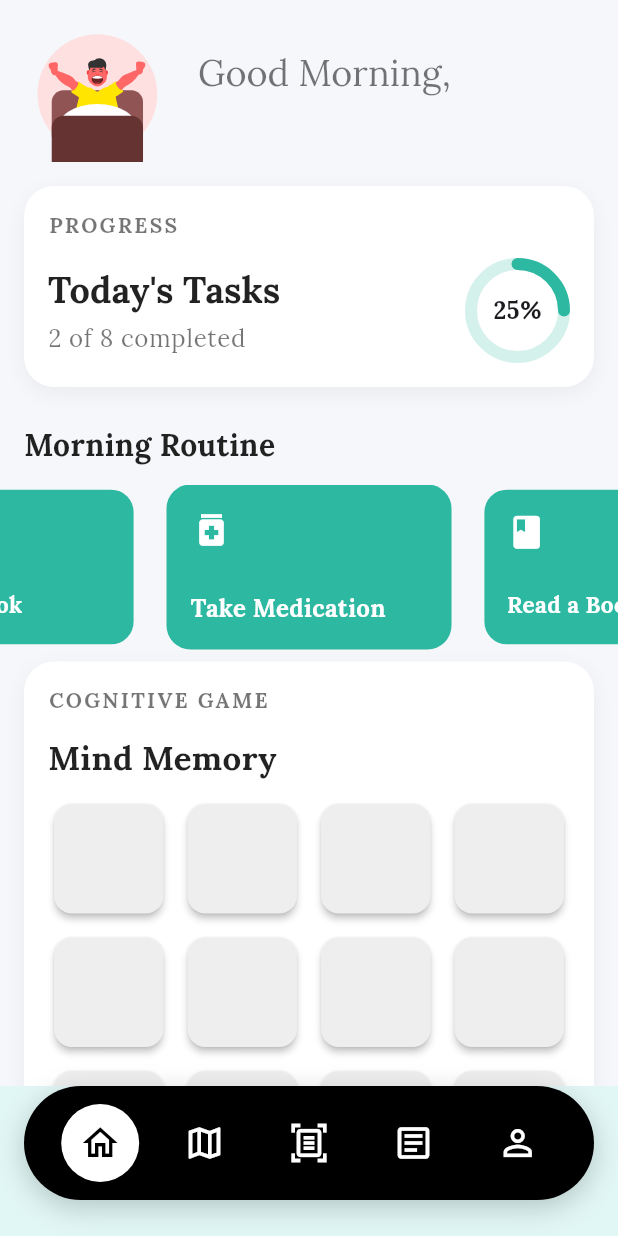
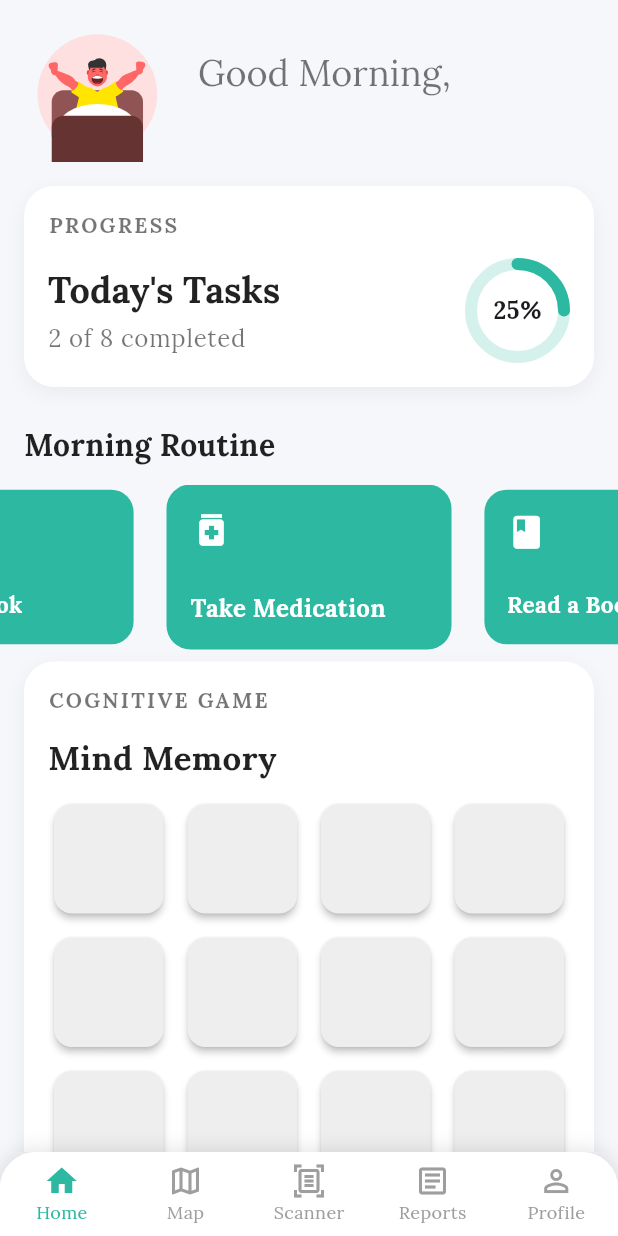
Before and after one commit to OrgBySamAndNandha/NeuroInsight, a Flutter app: the HomeView screen opened directly, on a phone screen of 412 x 824 dp. Run offline on Flutter 3.47's test engine with Material 3 defaults, Android fonts, the phone set to English and light mode, and no system bars; drawn by our look-alikes of carousel_slider, percent_indicator; our stand-ins replace cloud_firestore, firebase_auth, firebase_core, firebase_storage, font_awesome_flutter, google_fonts and 8 more; accounts and stored records are empty; project files that could hold a hidden picture were left out.

Commit message:
updated bottom nav bar with simple teal color

```diff
--- a/lib/screens/users/views/user_nav_bar.dart
+++ b/lib/screens/users/views/user_nav_bar.dart
@@ -68,100 +68,79 @@ class _HomeViewState extends State<HomeView> {
 
   @override
   Widget build(BuildContext context) {
+    const accentColor = Color(0xFF2DB8A1);
+
     return Scaffold(
-      backgroundColor: const Color(0xFFE1F7F5),
+      backgroundColor: const Color(0xFFF5F7FA), // Match the new background
       body: SafeArea(
-        bottom: false, // Ensure body content does not go behind the floating bar
+        bottom: false,
         child: _widgetOptions.elementAt(_selectedIndex),
       ),
-      bottomNavigationBar: _buildFloatingNavBar(),
-    );
-  }
-
-  Widget _buildFloatingNavBar() {
-    return Padding(
-      padding: const EdgeInsets.fromLTRB(16.0, 0, 16.0, 24.0),
-      child: Container(
-        padding: const EdgeInsets.symmetric(horizontal: 16.0, vertical: 12.0),
+      bottomNavigationBar: Container(
         decoration: BoxDecoration(
-          color: Colors.black,
-          borderRadius: BorderRadius.circular(50.0),
+          color: Colors.white,
+          borderRadius: const BorderRadius.only(
+            topLeft: Radius.circular(24),
+            topRight: Radius.circular(24),
+          ),
           boxShadow: [
             BoxShadow(
-              color: Colors.black.withOpacity(0.2),
-              blurRadius: 15,
-              offset: const Offset(0, 5),
+              color: Colors.black.withOpacity(0.1),
+              blurRadius: 10,
+              spreadRadius: 2,
             ),
           ],
         ),
-        child: Row(
-          mainAxisAlignment: MainAxisAlignment.spaceAround,
-          children: [
-            _NavBarItem(
-              icon: Icons.home_outlined,
-              isSelected: _selectedIndex == 0,
-              onTap: () => _onItemTapped(0),
+        child: ClipRRect(
+          borderRadius: const BorderRadius.only(
+            topLeft: Radius.circular(24),
+            topRight: Radius.circular(24),
           ),
-            _NavBarItem(
-              icon: Icons.map_outlined,
-              isSelected: _selectedIndex == 1,
-              onTap: () => _onItemTapped(1),
+          child: BottomNavigationBar(
+            items: const <BottomNavigationBarItem>[
+              BottomNavigationBarItem(
+                icon: Icon(Icons.home_outlined),
+                activeIcon: Icon(Icons.home),
+                label: 'Home',
               ),
-            _NavBarItem(
-              icon: Icons.document_scanner_outlined,
-              isSelected: _selectedIndex == 2,
-              onTap: () => _onItemTapped(2),
+              BottomNavigationBarItem(
+                icon: Icon(Icons.map_outlined),
+                activeIcon: Icon(Icons.map),
+                label: 'Map',
               ),
-            _NavBarItem(
-              icon: Icons.article_outlined,
-              isSelected: _selectedIndex == 3,
-              onTap: () => _onItemTapped(3),
+              BottomNavigationBarItem(
+                icon: Icon(Icons.document_scanner_outlined),
+                activeIcon: Icon(Icons.document_scanner),
+                label: 'Scanner',
               ),
-            _NavBarItem(
-              icon: Icons.person_outline,
-              isSelected: _selectedIndex == 4,
-              onTap: () => _onItemTapped(4),
+              BottomNavigationBarItem(
+                icon: Icon(Icons.article_outlined),
+                activeIcon: Icon(Icons.article),
+                label: 'Reports',
+              ),
+              BottomNavigationBarItem(
+                icon: Icon(Icons.person_outline),
+                activeIcon: Icon(Icons.person),
+                label: 'Profile',
               ),
             ],
+            currentIndex: _selectedIndex,
+            onTap: _onItemTapped,
+            backgroundColor: Colors.white,
+            type: BottomNavigationBarType.fixed,
+            selectedItemColor: accentColor,
+            unselectedItemColor: Colors.grey.shade500,
+            showSelectedLabels: true,
+            showUnselectedLabels: true,
+            selectedFontSize: 12,
+            unselectedFontSize: 12,
+            elevation: 0, // Elevation is handled by the container's shadow
+          ),
         ),
       ),
     );
   }
 }
-
-// A custom widget for each navigation bar item
-class _NavBarItem extends StatelessWidget {
-  final IconData icon;
-  final bool isSelected;
-  final VoidCallback onTap;
-
-  const _NavBarItem({
-    required this.icon,
-    required this.isSelected,
-    required this.onTap,
-  });
-
-  @override
-  Widget build(BuildContext context) {
-    return GestureDetector(
-      onTap: onTap,
-      child: AnimatedContainer(
-        duration: const Duration(milliseconds: 250),
-        padding: const EdgeInsets.all(12.0),
-        decoration: BoxDecoration(
-          color: isSelected ? Colors.white : Colors.transparent,
-          shape: BoxShape.circle,
-        ),
-        child: Icon(
-          icon,
-          color: isSelected ? Colors.black : Colors.white,
-          size: 28,
-        ),
-      ),
-    );
-  }
-}
-
 
 // The HomeContent widget remains unchanged
 class HomeContent extends StatelessWidget {
@@ -170,7 +149,7 @@ class HomeContent extends StatelessWidget {
   @override
   Widget build(BuildContext context) {
     return const Scaffold(
-      backgroundColor: Color(0xFFE1F7F5),
+      backgroundColor: Color(0xFFF5F7FA), // Match the new background
       body: MemoryMatchGame(),
     );
   }
```
Lines whose indentation alone changed are shown as unchanged.
